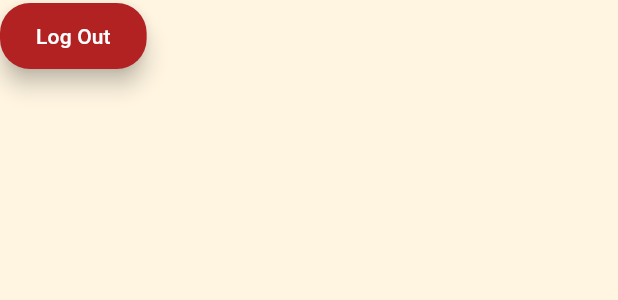
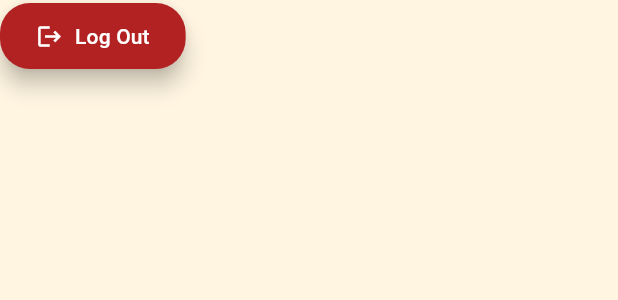
Before and after one commit to kbremont/tattoo-app, a Flutter app: the LogoutButton widget shown alone on an empty page, opened directly, on a phone screen of 412 x 824 dp. Shown: the top 300 px of the screen. Run offline on Flutter 3.47's test engine with Material 3 defaults, Android fonts, the phone set to English and light mode, and no system bars; our stand-ins replace device_info_plus, flutter_dotenv, flutter_riverpod, jwt_decoder, lottie; missing offline and left inert: auth0_flutter, connectrpc, protobuf.

Commit message:
general cleanup
- remove commented baseUrls from service clients
- remove accessTokenProvider from CreateUserUseCase
- add icon to LogoutButton

```diff
--- a/frontend/tattooapp/lib/src/features/artist/data/artist_service_client.dart
+++ b/frontend/tattooapp/lib/src/features/artist/data/artist_service_client.dart
@@ -9,8 +9,7 @@ final baseUrl = dotenv.env['ARTIST_SERVICE_BASE_URL'];
 class ArtistServiceClientFactory {
   static ArtistServiceClient create() {
     final transport = protocol.Transport(
-      baseUrl: baseUrl!, // or production URL
-      // baseUrl: 'https://user-service-xj0e.onrender.com',
+      baseUrl: baseUrl!,
       codec: const ProtoCodec(),
       httpClient: createHttpClient(),
     );
--- a/frontend/tattooapp/lib/src/features/auth/presentation/widgets/logout_button.dart
+++ b/frontend/tattooapp/lib/src/features/auth/presentation/widgets/logout_button.dart
@@ -10,7 +10,7 @@ class LogoutButton extends ConsumerWidget {
   Widget build(BuildContext context, WidgetRef ref) {
     final logoutUseCase = ref.watch(logoutUseCaseProvider);
 
-    return ElevatedButton(
+    return ElevatedButton.icon(
       onPressed: () async {
         final shouldLogout = await showModalBottomSheet<bool>(
           context: context,
@@ -59,7 +59,8 @@ class LogoutButton extends ConsumerWidget {
           }
         }
       },
-      child: const Text('Log Out'),
+      icon: const Icon(Icons.logout),
+      label: const Text('Log Out'),
     );
   }
 }
--- a/frontend/tattooapp/lib/src/features/user/data/user_service_client.dart
+++ b/frontend/tattooapp/lib/src/features/user/data/user_service_client.dart
@@ -9,8 +9,7 @@ final baseUrl = dotenv.env['USER_SERVICE_BASE_URL'];
 class UserServiceClientFactory {
   static UserServiceClient create() {
     final transport = protocol.Transport(
-      baseUrl: baseUrl!, // or production URL
-      // baseUrl: 'https://user-service-xj0e.onrender.com',
+      baseUrl: baseUrl!,
       codec: const ProtoCodec(),
       httpClient: createHttpClient(),
     );
```
Also changed, not shown: frontend/tattooapp/lib/src/features/user/application/create_user_use_case.dart (+1 -9 lines).
